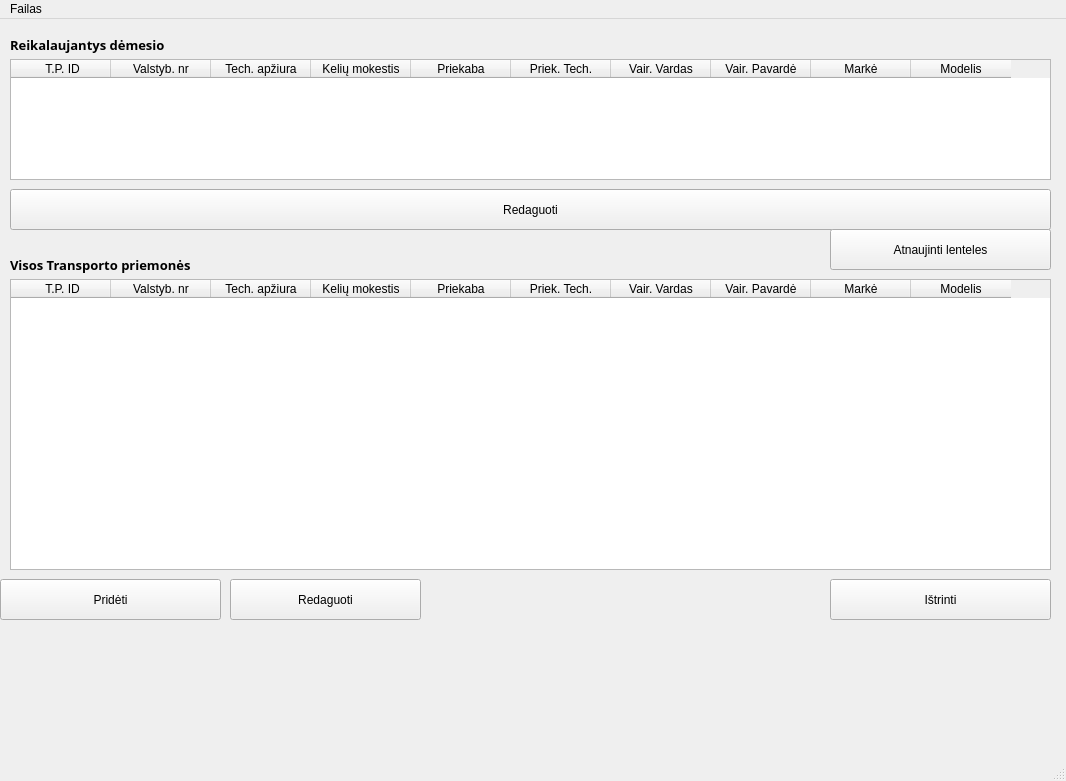
Old version of the form pagrindinis.ui in the repository GytisJarasiunas/baig_darbas.
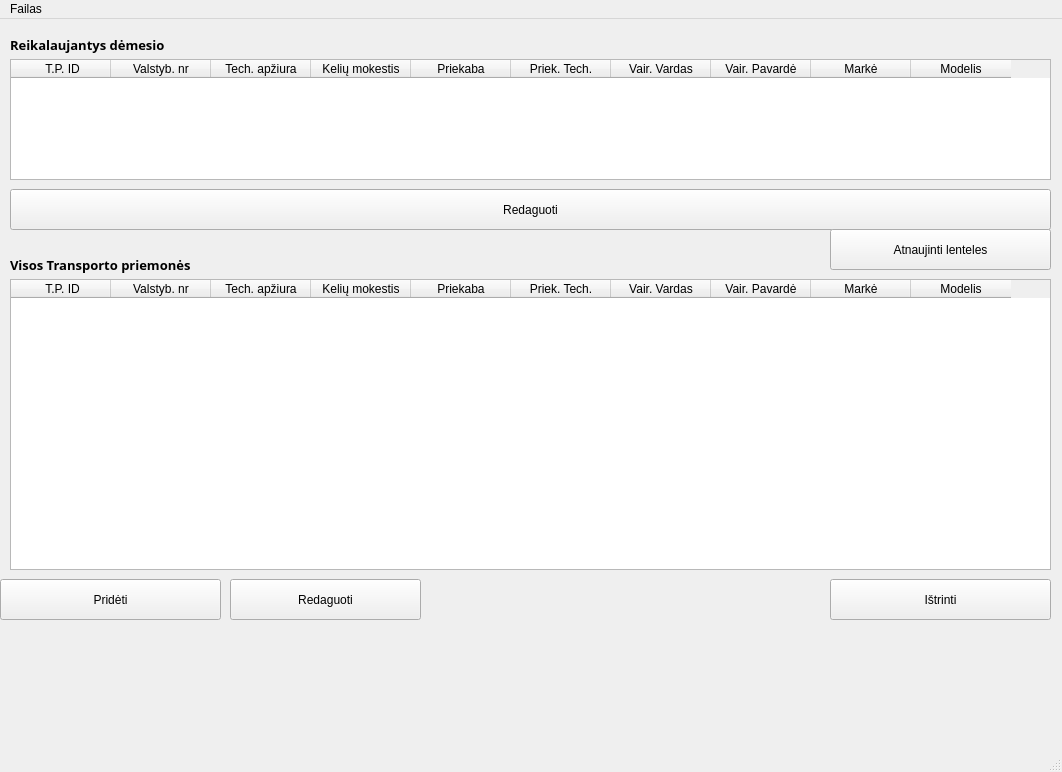
New version of the form.

```diff
--- a/pagrindinis.ui
+++ b/pagrindinis.ui
@@ -6,8 +6,8 @@
    <rect>
     <x>0</x>
     <y>0</y>
-    <width>1066</width>
-    <height>781</height>
+    <width>1062</width>
+    <height>772</height>
    </rect>
   </property>
   <property name="windowTitle">
@@ -328,7 +328,7 @@
     <rect>
      <x>0</x>
      <y>0</y>
-     <width>1066</width>
+     <width>1062</width>
      <height>22</height>
     </rect>
    </property>
```
Left out of the diff: 15 changed lines with no effect on the pictures.
